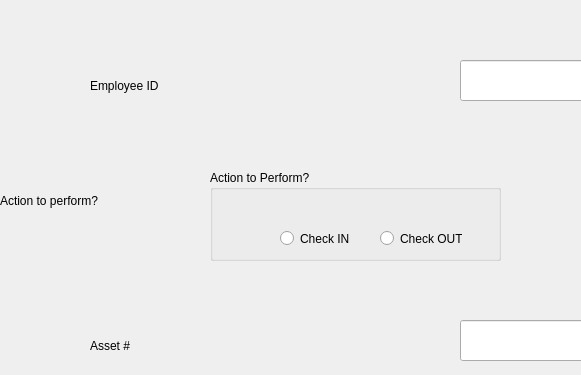
Before: the Qt Designer form ui/Etek_main_window_v2.ui in Capstone-RFID/Code, drawn with Qt 5; both pictures show x 210 to 791 and y 0 to 375 of the 1127 by 885 pixel window.
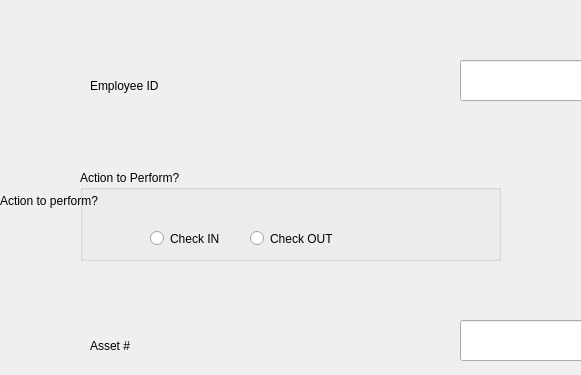
After: the same form once the commit is applied.

Commit message: code structure changes. Removed done button crash error. Event log table can now be populated with join statement. Few error messages added. The employee Enter button now functional.

The edit to the form file:
```diff
--- a/ui/Etek_main_window_v2.ui
+++ b/ui/Etek_main_window_v2.ui
@@ -198,9 +198,9 @@
   <widget class="QGroupBox" name="groupBox">
    <property name="geometry">
     <rect>
-     <x>420</x>
+     <x>290</x>
      <y>170</y>
-     <width>291</width>
+     <width>421</width>
      <height>91</height>
     </rect>
    </property>
```
The commit also changes 2 other files.
